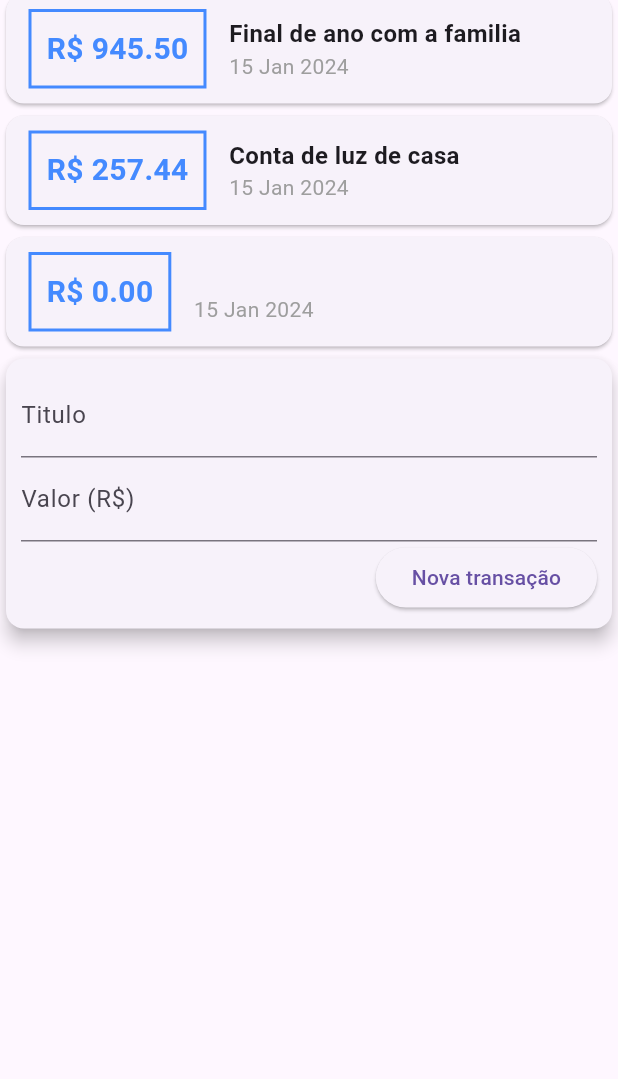
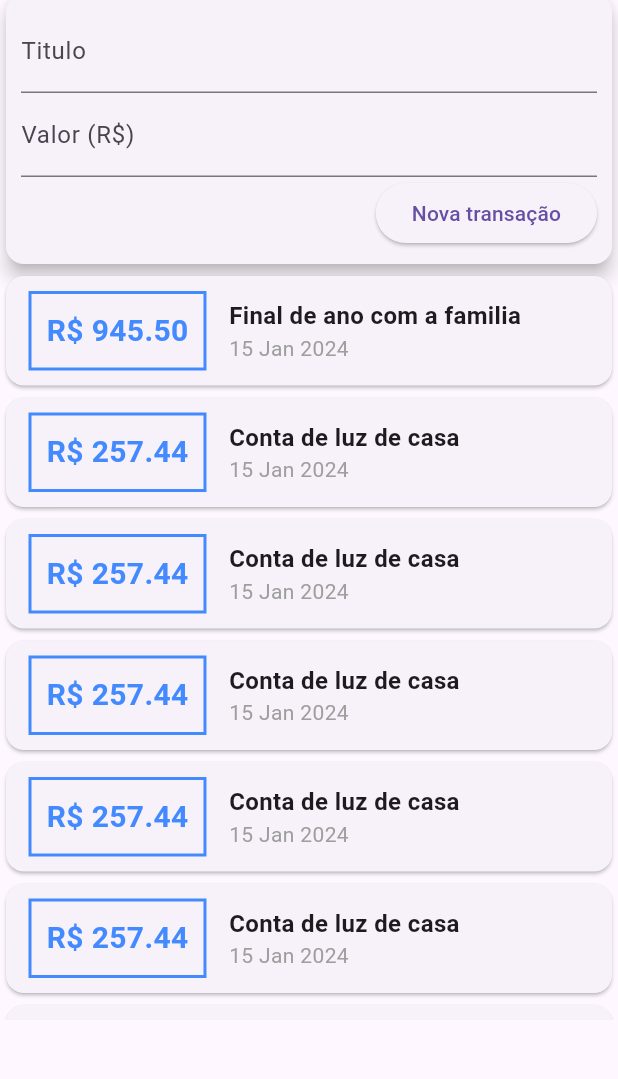
Before and after one commit to Thejuniordev/expenses, a Flutter app: the screen it shows after launch, after a tap on "Nova transação", on a phone screen of 412 x 824 dp, the part 138-1217 px from its top. Run offline on Flutter 3.47's test engine with Material 3 defaults, Android fonts, the phone set to English and light mode, and no system bars.

```diff
--- a/lib/components/transaction_form.dart
+++ b/lib/components/transaction_form.dart
@@ -34,6 +34,7 @@ class TransactionForm extends StatelessWidget {
                     final title = titlecontroller.text;
                     final value = double.tryParse(valuecontroller.text) ?? 0;
                     onSubmit(title, value);
+                    print(titlecontroller.text);
                   },
                   child: const Text('Nova transação'),
                 ),
--- a/lib/components/transaction_list.dart
+++ b/lib/components/transaction_list.dart
@@ -9,7 +9,10 @@ class TransactionList extends StatelessWidget {
 
   @override
   Widget build(BuildContext context) {
-    return Column(
+    return Container(
+      height: 500,
+      child: SingleChildScrollView(
+        child: Column(
           children: transactions.map((transaction) {
             return Card(
               child: Row(
@@ -55,6 +58,8 @@ class TransactionList extends StatelessWidget {
               ),
             );
           }).toList(),
+        ),
+      ),
     );
   }
 }
--- a/lib/components/transaction_user.dart
+++ b/lib/components/transaction_user.dart
@@ -24,6 +24,26 @@ class _TransactionUserState extends State<TransactionUser> {
         title: 'Conta de luz de casa',
         value: 257.44,
         date: DateTime.now()),
+    Transaction(
+        id: 't3',
+        title: 'Conta de luz de casa',
+        value: 257.44,
+        date: DateTime.now()),
+    Transaction(
+        id: 't4',
+        title: 'Conta de luz de casa',
+        value: 257.44,
+        date: DateTime.now()),
+    Transaction(
+        id: 't6',
+        title: 'Conta de luz de casa',
+        value: 257.44,
+        date: DateTime.now()),
+    Transaction(
+        id: 't7',
+        title: 'Conta de luz de casa',
+        value: 257.44,
+        date: DateTime.now()),
   ];
 
   _addTransaction(String title, double value) {
@@ -43,8 +63,8 @@ class _TransactionUserState extends State<TransactionUser> {
   Widget build(BuildContext context) {
     return Column(
       children: <Widget>[
+        TransactionForm(onSubmit: _addTransaction),
         TransactionList(transactions: _transactions),
-        TransactionForm(onSubmit: _addTransaction),
       ],
     );
   }
--- a/lib/main.dart
+++ b/lib/main.dart
@@ -21,7 +21,8 @@ class MyHomePage extends StatelessWidget {
       appBar: AppBar(
         title: const Text('Despesas pessoais'),
       ),
-      body: Column(
+      body: SingleChildScrollView(
+        child: Column(
           crossAxisAlignment: CrossAxisAlignment.stretch,
           children: <Widget>[
             Container(
@@ -33,6 +34,7 @@ class MyHomePage extends StatelessWidget {
             const TransactionUser(),
           ],
         ),
+      ),
     );
   }
 }
```
Lines whose indentation alone changed are shown as unchanged.
